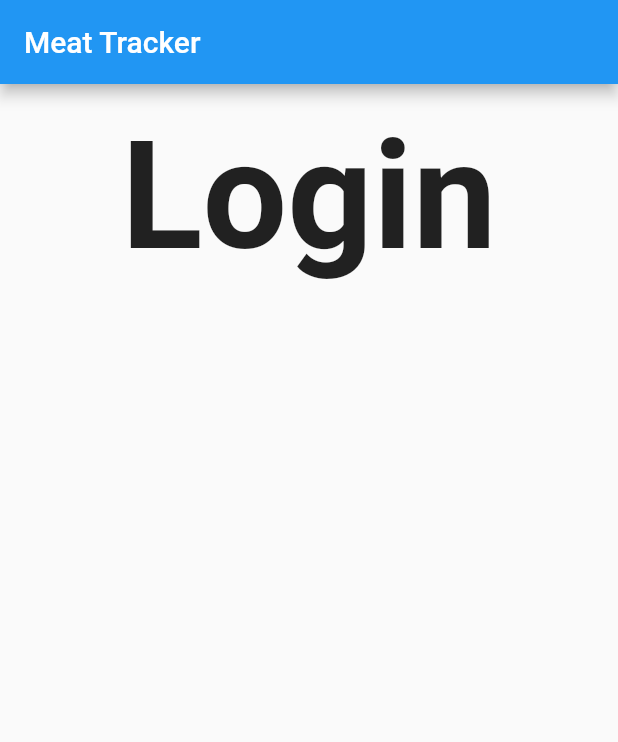
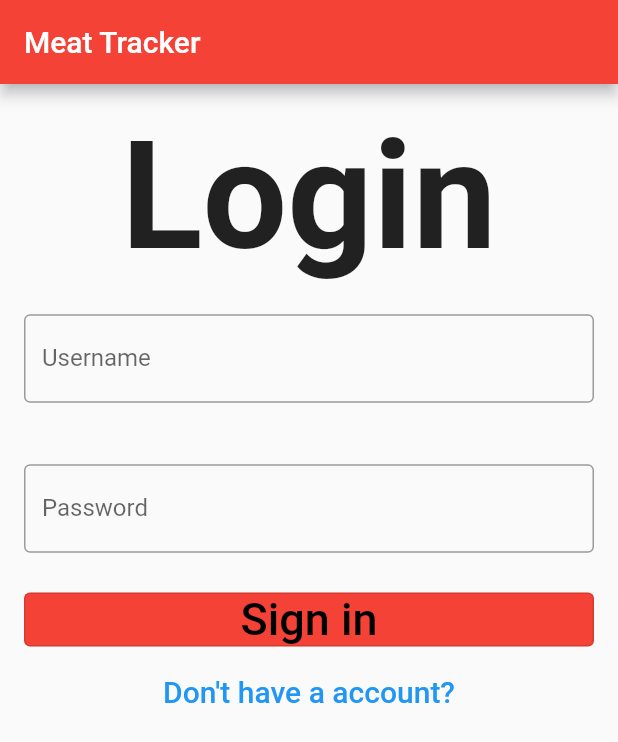
Before and after one commit to wilsonpotato/ReducingMeatConsumption, a Flutter app: the screen it shows after launch, on a phone screen of 412 x 824 dp. Shown: the top 742 px of the screen. Run offline on Flutter 3.47's test engine with Material 2 defaults, Android fonts, the light colour scheme and no system bars.

Commit message:
second update

```diff
--- a/reducing_meat_consumption_app/lib/MeatScreen.dart
+++ b/reducing_meat_consumption_app/lib/MeatScreen.dart
@@ -61,7 +61,9 @@ class _LogMeatPage extends State<LogMeatPage> {
                           }
                         });
                       },
-                        child: const Text('Log!'))
+                      child: const Text('Log!'),
+                      style: TextButton.styleFrom(backgroundColor: Colors.red),
+                    )
                   ],
                 ),
               )
--- a/reducing_meat_consumption_app/lib/main.dart
+++ b/reducing_meat_consumption_app/lib/main.dart
@@ -2,6 +2,7 @@ import 'dart:ui';
 
 import 'package:flutter/material.dart';
 import 'package:reducing_meat_consumption_app/MeatScreen.dart';
+import 'package:reducing_meat_consumption_app/SignUpScreen.dart';
 
 void main() {
   runApp(const MyApp());
@@ -14,10 +15,12 @@ class MyApp extends StatelessWidget {
   @override
   Widget build(BuildContext context) {
     return MaterialApp(
+        debugShowCheckedModeBanner: false,
         title: "Meat Tracker",
         home: Scaffold(
-          appBar: AppBar(title: const Text("Meat Tracker")),
-          body: MyHomePage(
+          appBar: AppBar(
+              title: const Text("Meat Tracker"), backgroundColor: Colors.red),
+          body: const MyHomePage(
             title: "Meat Tracker",
           ),
         ));
@@ -33,6 +36,9 @@ class MyHomePage extends StatefulWidget {
 }
 
 class _MyHomePageState extends State<MyHomePage> {
+  TextEditingController userNameController = new TextEditingController();
+  TextEditingController passwordController = new TextEditingController();
+
   @override
   Widget build(BuildContext context) {
     return Padding(
@@ -41,9 +47,43 @@ class _MyHomePageState extends State<MyHomePage> {
         children: [
           Container(
             alignment: Alignment.center,
-            child: const Text('Login', style: TextStyle(fontSize: 100, fontWeight: FontWeight.bold)),
-          )
-
+            child: const Text('Login',
+                style: TextStyle(fontSize: 100, fontWeight: FontWeight.bold)),
+          ),
+          Container(
+            alignment: Alignment.center,
+            height: 100,
+            width: 50,
+            child: TextField(
+              controller: userNameController,
+              decoration: const InputDecoration(
+                  border: OutlineInputBorder(), labelText: 'Username'),
+            ),
+          ),
+          Container(
+            alignment: Alignment.center,
+            height: 100,
+            width: 50,
+            child: TextField(
+              controller: passwordController,
+              decoration: const InputDecoration(
+                  border: OutlineInputBorder(), labelText: 'Password'),
+            ),
+          ),
+          OutlinedButton(
+              onPressed: () {},
+              child: const Text('Sign in',
+                  style: TextStyle(fontSize: 30, color: Colors.black)),
+              style: TextButton.styleFrom(backgroundColor: Colors.red)),
+          TextButton(
+              onPressed: () {
+                Navigator.push(context,
+                    MaterialPageRoute(builder: (context) => SignUpPage()));
+              },
+              child: const Text(
+                "Don't have a account?",
+                style: TextStyle(fontSize: 20),
+              ))
         ],
       ),
     );
```
Also changed, not shown: reducing_meat_consumption_app/lib/SignUpScreen.dart (added, +59 -0 lines). Lines whose indentation alone changed are shown as unchanged.
